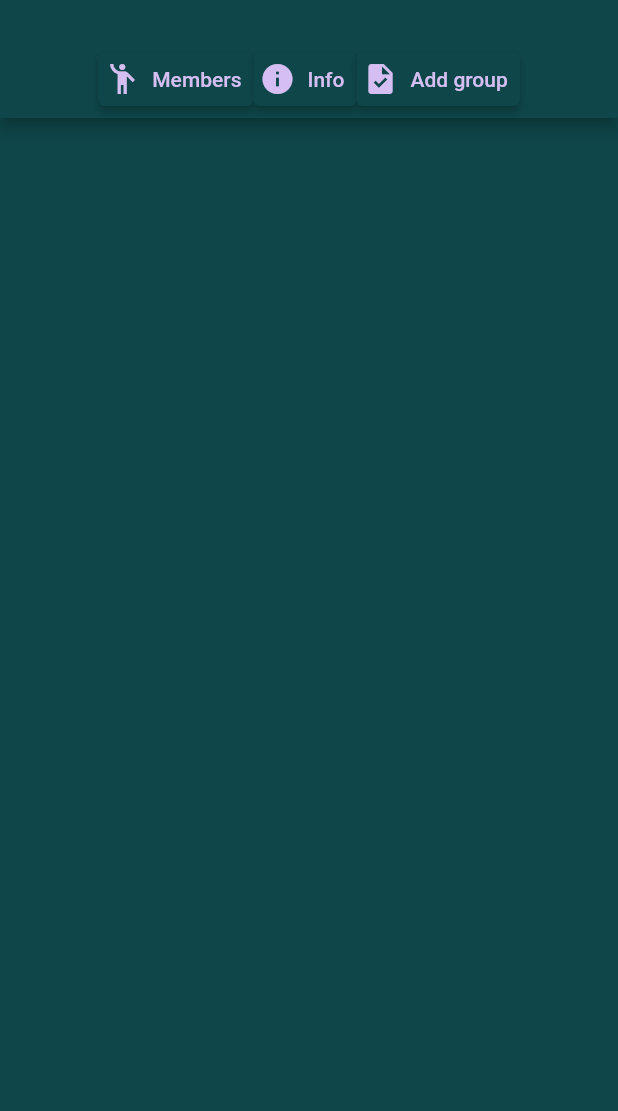
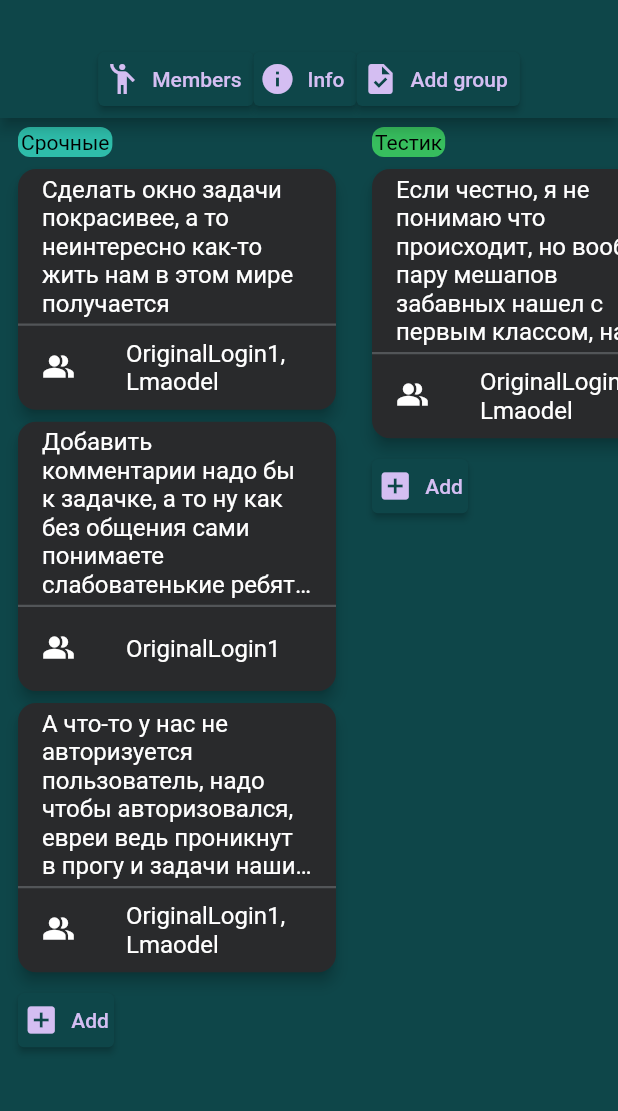
Before and after one commit to O-Tempora/Mobiles, a Flutter app: the ProjectPage screen opened directly, on a phone screen of 412 x 824 dp, the part 71-1182 px from its top. Run offline on Flutter 3.47's test engine with Material 2 defaults, Android fonts, the phone set to English and light mode, and no system bars; our stand-ins replace flutter_svg; missing offline and left inert: dart:ffi, desktop_window.

Commit message:
feat: added task mapping for project and task pages

```diff
--- a/app/lib/domain/taskGroupManager.dart
+++ b/app/lib/domain/taskGroupManager.dart
@@ -8,7 +8,7 @@ import 'package:json_annotation/json_annotation.dart';
 import 'package:app/domain/info/info.dart';
 import 'package:app/domain/task/task.dart';
 import 'package:app/domain/taskGroup/taskGroup.dart';
-
+import 'package:flutter/material.dart';
 Future<String> get _localPath async {
   final directory = await getApplicationDocumentsDirectory();
   return directory.path;
@@ -50,7 +50,7 @@ Future<io.File> get _taskFile async {
               ]
           ),
         ],
-        color: 0xf46749
+        color: Color(0xb03df3d5 ).value
       ),
     ];
     taskGroups.add(groups);
@@ -67,7 +67,7 @@ Future<io.File> get _taskFile async {
               ]
           ),
         ],
-        color: 0x49f468
+        color: Color(0xb049f468).value
       ),
     ];
     taskGroups.add(groups2);
--- a/app/lib/pages/project.dart
+++ b/app/lib/pages/project.dart
@@ -1,9 +1,11 @@
+import 'package:app/components/AddButton.dart';
 import 'package:app/components/ProjectDrawer.dart';
 import 'package:app/domain/taskGroupManager.dart';
 import 'package:app/pages/info.dart';
 import 'package:flutter/material.dart';
 import 'package:app/pages/members.dart';
 import 'package:app/domain/taskGroup/taskGroup.dart';
+import 'package:app/pages/taskDetailed.dart';
 
 class ProjectPage extends StatefulWidget {
   const ProjectPage({super.key});
@@ -13,13 +15,13 @@ class ProjectPage extends StatefulWidget {
 }
 
 class _ProjectPageState extends State<ProjectPage> {
+  List<TaskGroup> taskGroupsList = List<TaskGroup>.empty(growable: true);
   final GlobalKey<ScaffoldState> _scaffoldKey = GlobalKey<ScaffoldState>();
-  //List<TaskGroup> userList = List<TaskGroup>.empty(growable: true);
 
   GetTasks() async{
-    /*var userList = await*/ getTasks();
+    taskGroupsList = await getTasks();
     setState(() {
-      //print(userList);
+
     });
   }
 
@@ -36,21 +38,120 @@ class _ProjectPageState extends State<ProjectPage> {
       backgroundColor: Theme.of(context).primaryColor,
       drawer: ProjectDrawer(),
       appBar: navBar(),
-      body: SizedBox(
-        width: double.infinity,
-        height: double.infinity,
-        child: SingleChildScrollView(
-          padding: const EdgeInsets.all(12),
-          scrollDirection: Axis.horizontal,
-          child: Row(
-            children: [
-              //TaskGroup()
-            ],
-          ),
-        )
+      body: ListView.builder(
+        itemCount: taskGroupsList.length,
+        scrollDirection: Axis.horizontal,
+        shrinkWrap: true,
+        itemBuilder:(context, index) {
+          return Padding(
+            padding: EdgeInsets.fromLTRB(8, 2, 8, 2),
+            child: SizedBox(
+              height: double.infinity,
+              width: 220,
+              child: Column(
+                children: [
+                  Align(
+                    alignment: Alignment.topLeft,
+                    child: Container(
+                      margin: const EdgeInsets.all(4),
+                      decoration: BoxDecoration(
+                        color: new Color(taskGroupsList[index].color),
+                        borderRadius: BorderRadius.all(Radius.circular(8))
+                      ),
+                      child: Padding(
+                        padding: EdgeInsets.all(2),
+                        child: Text(taskGroupsList[index].name, style: TextStyle(color: Colors.black))
+                      )
+                    ),
+                  ),
+                  Flexible(
+                    child: ListView.builder(
+                      shrinkWrap: true,
+                      itemCount: taskGroupsList[index].tasks.length,
+                      itemBuilder:(context, i) {
+                        return GestureDetector(
+                          onTap: () => {
+                            Navigator.push(
+                              context,
+                              MaterialPageRoute(builder:(context) => TaskDetailed(task:taskGroupsList[index].tasks[i]))
+                            )
+                          },
+                          child: Card(
+                            elevation: 4.0,
+                            shape: RoundedRectangleBorder(
+                              borderRadius: BorderRadius.circular(12)
+                            ),
+                            color: const Color.fromARGB(255, 41, 42, 44),
+                            child: Column(
+                              mainAxisSize: MainAxisSize.min,
+                              children: [
+                                ListTile(
+                                  title: Text(
+                                    taskGroupsList[index].tasks[i].description,
+                                    style: TextStyle(color: Colors.white, fontSize: 16),
+                                    maxLines: 6,
+                                    overflow: TextOverflow.ellipsis
+                                  )
+                                ),
+                                Container(
+                                  decoration: const BoxDecoration(
+                                      border: Border(
+                                        top: BorderSide(
+                                          width: 1.5,
+                                          color: Color.fromARGB(255, 82, 85, 88)
+                                        )
+                                      )
+                                    ),
+                                  child: ListTile(
+                                    leading: const Icon(Icons.people_alt, color: Colors.white, size: 22),
+                                    title: Text(
+                                      taskGroupsList[index].tasks[i].members.map((e) => e.login).toList().join(',\n'),
+                                      style: const TextStyle(color: Colors.white, fontSize: 16),
+                                      maxLines: 3,
+                                      overflow: TextOverflow.ellipsis
+                                    ),
+                                  ),
+                                ),
+                              ]
+                            )
+                          ),
+                        );
+                      },
+                    ),
+                  ),
+                  Align(
+                    alignment: Alignment.topLeft,
+                    child: Container(
+                      margin: const EdgeInsets.all(4),
+                      child: ElevatedButton.icon(
+                        icon: const Icon(Icons.add_box, color: Color.fromRGBO(212, 190, 242, 1.0)),
+                        label: const Text('Add', style: TextStyle(color: Color.fromRGBO(212, 190, 242, 1.0))),
+                        onPressed: (){},
+                        style: const ButtonStyle(
+                          backgroundColor: MaterialStatePropertyAll<Color>(
+                            Color.fromRGBO(14, 70, 73, 1.0)
+                          ),
+                          padding: MaterialStatePropertyAll<EdgeInsets>(
+                            EdgeInsets.all(2)
+                          )
+                        ),
+                      ),
+                    ),
+                  ),
+                ]
+              ),
+            ),
+          );
+        },
       )
     );
   }
+
+
+
+
+
+
 
   PreferredSizeWidget navBar(){
     return AppBar(
```
Also changed, not shown: app/lib/components/GroupName.dart (deleted, +0 -23 lines), app/lib/components/MemberCard.dart (deleted, +0 -79 lines), app/lib/components/Task.dart (deleted, +0 -59 lines), app/lib/components/TaskGroup.dart (deleted, +0 -42 lines), app/lib/pages/members.dart (+0 -8 lines), app/lib/pages/taskDetailed.dart (+32 -49 lines).
